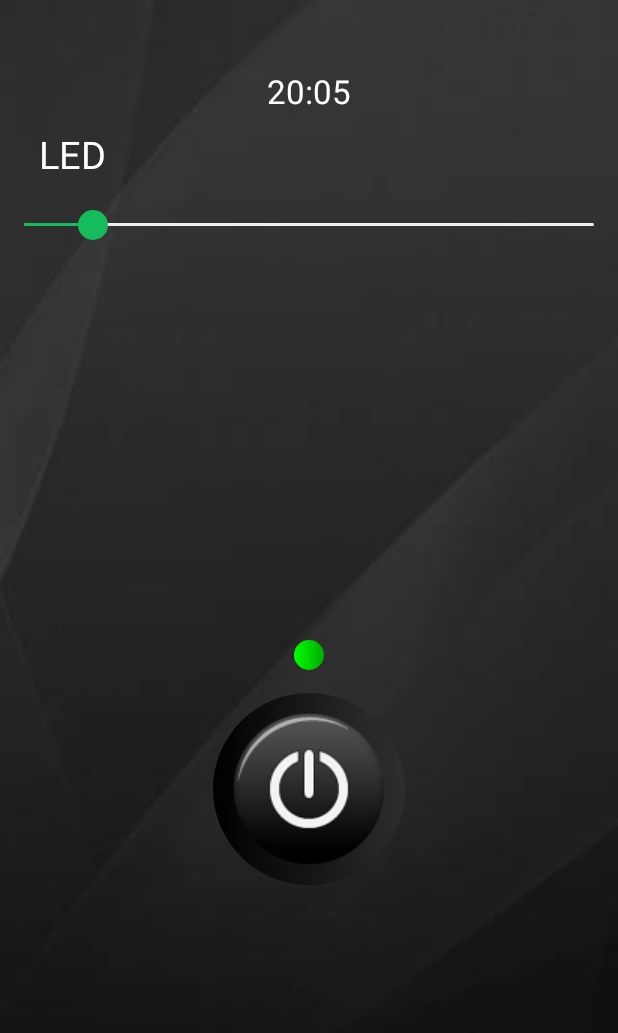
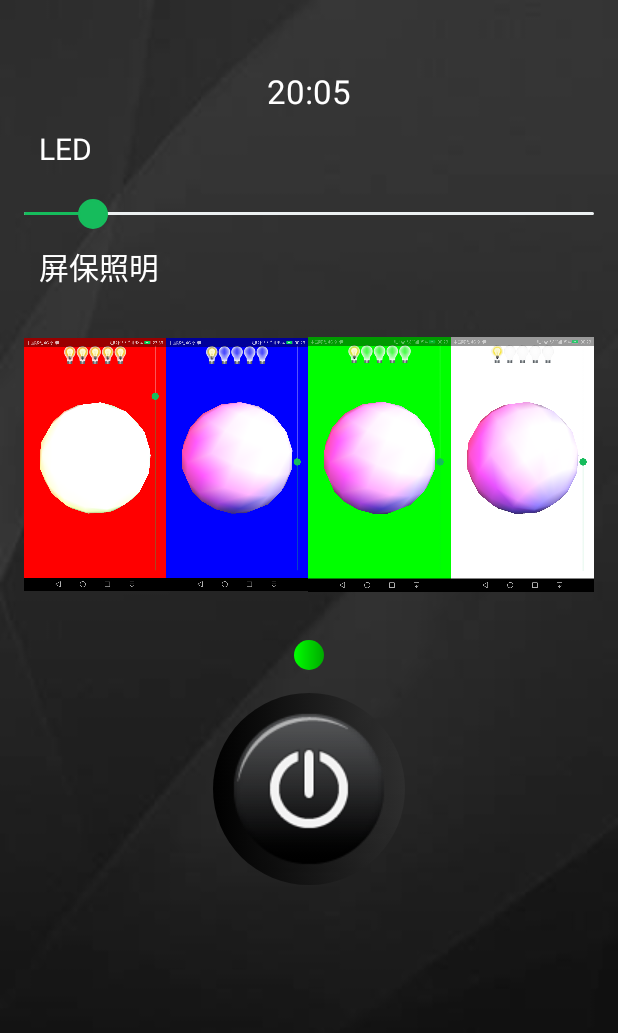
Before and after one commit to amikoj/FlashLight, an Android app: the layout activity_main.xml on its own in the app's theme, with its tools: preview values and no code run, on a phone screen of 412 x 824 dp. Shown: the top 1033 px of the screen. Run offline under Robolectric (Android 15) with nearby library versions, the phone set to English and light mode, and no system bars.

Commit message:
添加屏保照明.

```diff
--- a/app/src/main/res/layout/activity_main.xml
+++ b/app/src/main/res/layout/activity_main.xml
@@ -13,9 +13,6 @@
     android:paddingTop="@dimen/activity_vertical_margin"
     android:layout_weight="2"
     tools:context="enjoytoday.com.MainActivity">
-
-
-
 
 
     <LinearLayout
@@ -49,7 +46,7 @@
                     android:layout_marginTop="10dip"
                     android:layout_marginLeft="10dip"
                     android:text="LED "
-                    android:textSize="25dip"
+                    android:textSize="20dip"
                     android:textColor="#ffffff"
                     android:layout_width="wrap_content"
                     android:layout_height="wrap_content" />
@@ -68,7 +65,67 @@
                     android:layout_height="wrap_content" />
 
 
+            <TextView
+                android:layout_marginTop="10dip"
+                android:layout_marginLeft="10dip"
+                android:text="屏保照明 "
+                android:textSize="20dip"
+                android:textColor="#ffffff"
+                android:layout_width="wrap_content"
+                android:layout_height="wrap_content" />
 
+
+            <LinearLayout
+                android:orientation="horizontal"
+                android:weightSum="4"
+                android:layout_width="match_parent"
+                android:layout_height="match_parent">
+
+
+                <ImageView
+                    android:id="@+id/red"
+                    android:layout_width="0dip"
+                    android:layout_weight="1"
+                    android:src="@drawable/red"
+                    android:onClick="click"
+                    android:layout_height="match_parent" />
+
+
+                <ImageView
+                    android:id="@+id/blue"
+                    android:layout_width="0dip"
+                    android:layout_weight="1"
+                    android:src="@drawable/blue"
+                    android:onClick="click"
+                    android:layout_height="match_parent" />
+
+
+
+
+                <ImageView
+                    android:id="@+id/green"
+                    android:layout_width="0dip"
+                    android:layout_weight="1"
+                    android:src="@drawable/green"
+                    android:onClick="click"
+                    android:layout_height="match_parent" />
+
+
+                <ImageView
+                    android:id="@+id/white"
+                    android:layout_width="0dip"
+                    android:layout_weight="1"
+                    android:src="@drawable/white"
+                    android:onClick="click"
+                    android:layout_height="match_parent" />
+
+
+
+
+
+
+
+            </LinearLayout>
 
         </LinearLayout>
 
--- a/build.gradle
+++ b/build.gradle
@@ -5,7 +5,7 @@ buildscript {
         jcenter()
     }
     dependencies {
-        classpath 'com.android.tools.build:gradle:2.3.0'
+        classpath 'com.android.tools.build:gradle:2.2.3'
 
         // NOTE: Do not place your application dependencies here; they belong
         // in the individual module build.gradle files
```
Also changed, not shown: app/src/main/AndroidManifest.xml (+8 -12 lines), app/src/main/java/enjoytoday/com/FlashLightService.java (deleted, +0 -30 lines), app/src/main/java/enjoytoday/com/MainActivity.java (+35 -5 lines), app/src/main/java/enjoytoday/com/ScreenLightActivity.java (+31 -29 lines), app/src/main/java/enjoytoday/com/views/MyGLSurfaceView.java (deleted, +0 -28 lines), app/src/main/java/enjoytoday/com/views/MyRender.java (deleted, +0 -239 lines), app/src/main/java/enjoytoday/com/views/MySurfaceView.java (+61 -22 lines), app/src/main/java/enjoytoday/com/views/VerticalSeekBar.java (+34 -34 lines), app/src/main/res/drawable/custom_ratingbar.xml (added, +16 -0 lines), app/src/main/res/layout/screen_light.xml (+10 -13 lines), app/src/main/res/drawable/blue.png (added), app/src/main/res/drawable/green.png (added), app/src/main/res/drawable/lamb_dark.png (added), app/src/main/res/drawable/lamb_light.png (added), 2 more files, 2 other files.
